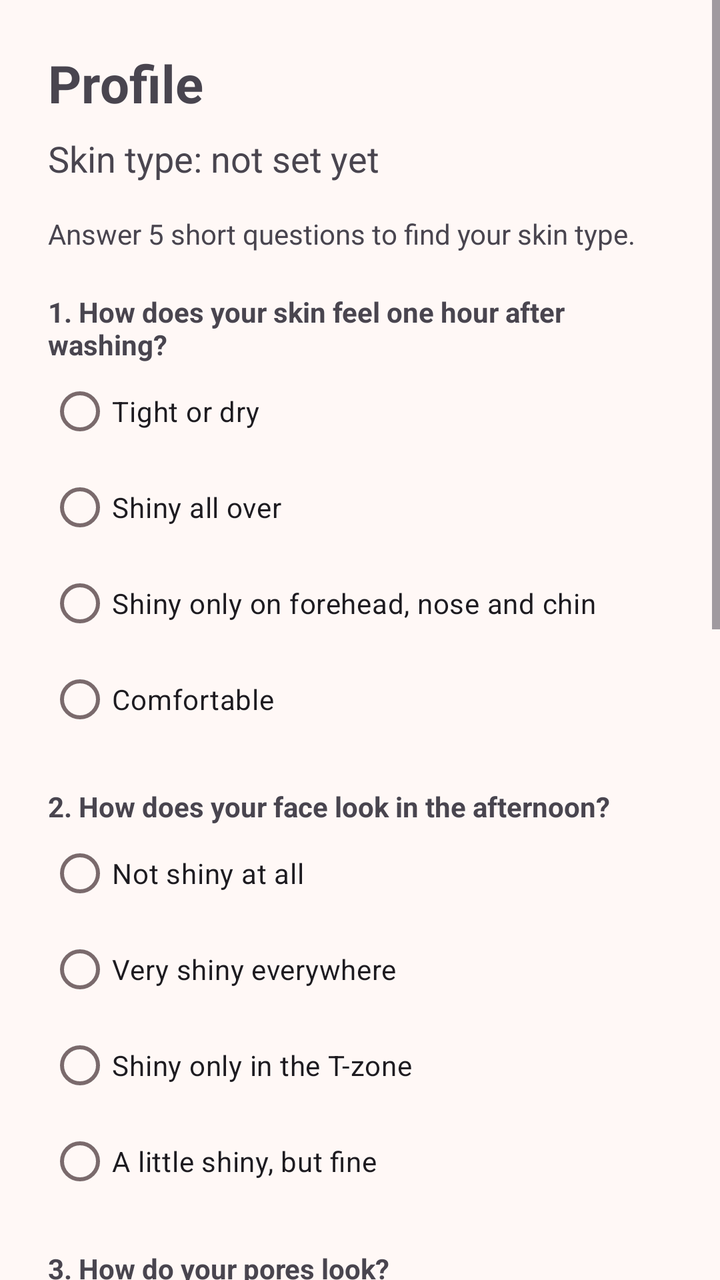
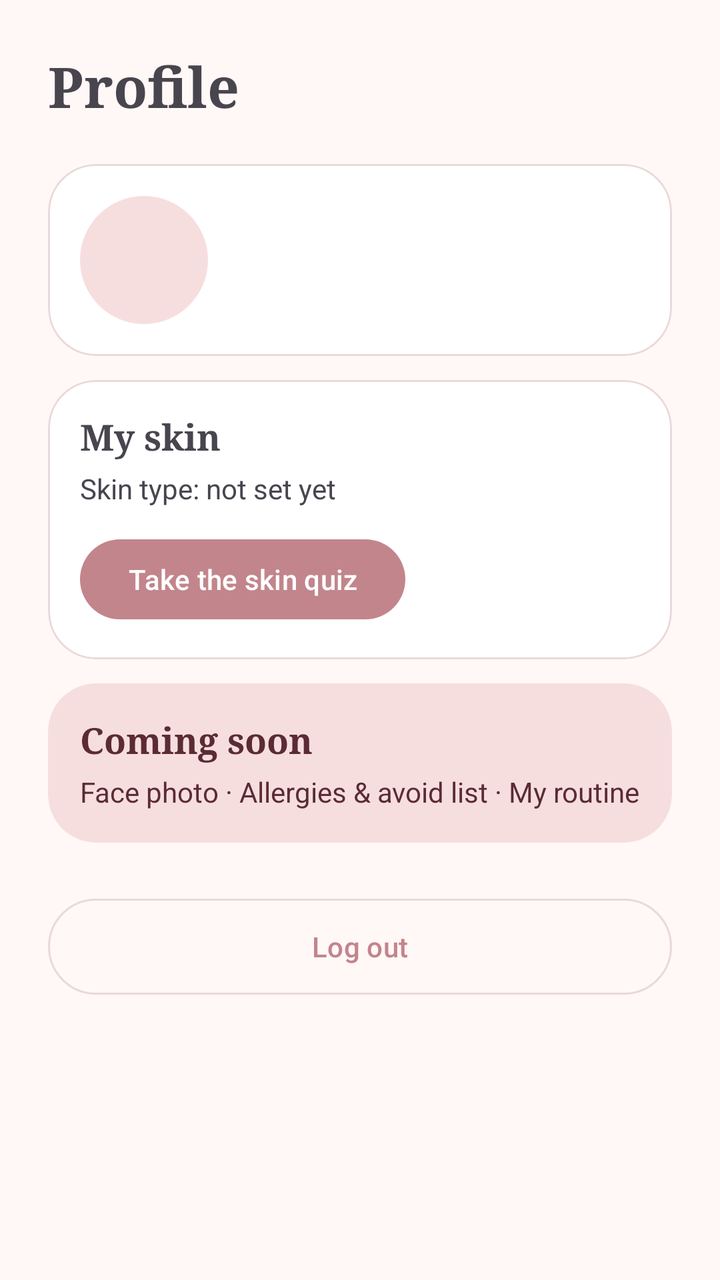

The first picture is an Android layout as it rendered before a commit; the second is the same layout after the commit. The layout source and the unified diff follow.
<!-- AndroidManifest.xml: application theme Theme.SkinCheck -->
<!-- res/layout/fragment_profile.xml -->
<?xml version="1.0" encoding="utf-8"?>
<ScrollView xmlns:android="http://schemas.android.com/apk/res/android"
    xmlns:app="http://schemas.android.com/apk/res-auto"
    android:layout_width="match_parent"
    android:layout_height="match_parent">

    <LinearLayout
        android:layout_width="match_parent"
        android:layout_height="wrap_content"
        android:orientation="vertical"
        android:padding="24dp">

        <TextView
            android:layout_width="wrap_content"
            android:layout_height="wrap_content"
            android:text="@string/nav_profile"
            android:textSize="26sp"
            android:textStyle="bold" />

        <TextView
            android:id="@+id/txt_skin_type"
            android:layout_width="wrap_content"
            android:layout_height="wrap_content"
            android:layout_marginTop="8dp"
            android:text="@string/profile_skin_type_none"
            android:textSize="18sp" />

        <TextView
            android:layout_width="wrap_content"
            android:layout_height="wrap_content"
            android:layout_marginTop="16dp"
            android:text="@string/profile_quiz_hint" />

        
        <TextView
            android:layout_width="wrap_content"
            android:layout_height="wrap_content"
            android:layout_marginTop="20dp"
            android:text="@string/q1"
            android:textStyle="bold" />

        <RadioGroup
            android:id="@+id/rg_q1"
            android:layout_width="match_parent"
            android:layout_height="wrap_content">
            <RadioButton android:layout_width="wrap_content" android:layout_height="wrap_content" android:tag="dry" android:text="@string/q1_dry" />
            <RadioButton android:layout_width="wrap_content" android:layout_height="wrap_content" android:tag="oily" android:text="@string/q1_oily" />
            <RadioButton android:layout_width="wrap_content" android:layout_height="wrap_content" android:tag="combination" android:text="@string/q1_combo" />
            <RadioButton android:layout_width="wrap_content" android:layout_height="wrap_content" android:tag="normal" android:text="@string/q1_normal" />
        </RadioGroup>

        
        <TextView
            android:layout_width="wrap_content"
            android:layout_height="wrap_content"
            android:layout_marginTop="20dp"
            android:text="@string/q2"
            android:textStyle="bold" />

        <RadioGroup
            android:id="@+id/rg_q2"
            android:layout_width="match_parent"
            android:layout_height="wrap_content">
            <RadioButton android:layout_width="wrap_content" android:layout_height="wrap_content" android:tag="dry" android:text="@string/q2_dry" />
            <RadioButton android:layout_width="wrap_content" android:layout_height="wrap_content" android:tag="oily" android:text="@string/q2_oily" />
            <RadioButton android:layout_width="wrap_content" android:layout_height="wrap_content" android:tag="combination" android:text="@string/q2_combo" />
            <RadioButton android:layout_width="wrap_content" android:layout_height="wrap_content" android:tag="normal" android:text="@string/q2_normal" />
        </RadioGroup>

        
        <TextView
            android:layout_width="wrap_content"
            android:layout_height="wrap_content"
            android:layout_marginTop="20dp"
            android:text="@string/q3"
            android:textStyle="bold" />

        <RadioGroup
            android:id="@+id/rg_q3"
            android:layout_width="match_parent"
            android:layout_height="wrap_content">
            <RadioButton android:layout_width="wrap_content" android:layout_height="wrap_content" android:tag="dry" android:text="@string/q3_dry" />
            <RadioButton android:layout_width="wrap_content" android:layout_height="wrap_content" android:tag="oily" android:text="@string/q3_oily" />
            <RadioButton android:layout_width="wrap_content" android:layout_height="wrap_content" android:tag="combination" android:text="@string/q3_combo" />
            <RadioButton android:layout_width="wrap_content" android:layout_height="wrap_content" android:tag="normal" android:text="@string/q3_normal" />
        </RadioGroup>

        
        <TextView
            android:layout_width="wrap_content"
            android:layout_height="wrap_content"
            android:layout_marginTop="20dp"
            android:text="@string/q4"
            android:textStyle="bold" />

        <RadioGroup
            android:id="@+id/rg_q4"
            android:layout_width="match_parent"
            android:layout_height="wrap_content">
            <RadioButton android:layout_width="wrap_content" android:layout_height="wrap_content" android:tag="dry" android:text="@string/q4_dry" />
            <RadioButton android:layout_width="wrap_content" android:layout_height="wrap_content" android:tag="oily" android:text="@string/q4_oily" />
            <RadioButton android:layout_width="wrap_content" android:layout_height="wrap_content" android:tag="combination" android:text="@string/q4_combo" />
            <RadioButton android:layout_width="wrap_content" android:layout_height="wrap_content" android:tag="normal" android:text="@string/q4_normal" />
        </RadioGroup>

        
        <TextView
            android:layout_width="wrap_content"
            android:layout_height="wrap_content"
            android:layout_marginTop="20dp"
            android:text="@string/q5"
            android:textStyle="bold" />

        <RadioGroup
            android:id="@+id/rg_q5"
            android:layout_width="match_parent"
            android:layout_height="wrap_content"
            android:orientation="horizontal">
            <RadioButton android:layout_width="wrap_content" android:layout_height="wrap_content" android:tag="yes" android:text="@string/q5_yes" />
            <RadioButton android:layout_width="wrap_content" android:layout_height="wrap_content" android:layout_marginStart="24dp" android:tag="no" android:text="@string/q5_no" />
        </RadioGroup>

        <com.google.android.material.button.MaterialButton
            android:id="@+id/btn_calculate"
            android:layout_width="match_parent"
            android:layout_height="56dp"
            android:layout_marginTop="24dp"
            android:text="@string/btn_calculate"
            app:backgroundTint="#C2858C"
            app:cornerRadius="28dp" />

        <TextView
            android:layout_width="wrap_content"
            android:layout_height="wrap_content"
            android:layout_marginTop="12dp"
            android:text="@string/quiz_disclaimer"
            android:textSize="12sp" />
    </LinearLayout>
</ScrollView>
<!-- resources referenced by this layout -->
<resources>
  <string name="btn_calculate">Show my skin type</string>
  <string name="nav_profile">Profile</string>
  <string name="profile_quiz_hint">Answer 5 short questions to find your skin type.</string>
  <string name="profile_skin_type_none">Skin type: not set yet</string>
  <string name="q1">1. How does your skin feel one hour after washing?</string>
  <string name="q1_combo">Shiny only on forehead, nose and chin</string>
  <string name="q1_dry">Tight or dry</string>
  <string name="q1_normal">Comfortable</string>
  <string name="q1_oily">Shiny all over</string>
  <string name="q2">2. How does your face look in the afternoon?</string>
  <string name="q2_combo">Shiny only in the T-zone</string>
  <string name="q2_dry">Not shiny at all</string>
  <string name="q2_normal">A little shiny, but fine</string>
  <string name="q2_oily">Very shiny everywhere</string>
  <string name="q3">3. How do your pores look?</string>
  <string name="q3_combo">Large only on nose and forehead</string>
  <string name="q3_dry">Almost invisible</string>
  <string name="q3_normal">Small to medium</string>
  <string name="q3_oily">Large and visible everywhere</string>
  <string name="q4">4. Do you get flaky or rough patches?</string>
  <string name="q4_combo">Sometimes, on the cheeks</string>
  <string name="q4_dry">Often</string>
  <string name="q4_normal">Rarely</string>
  <string name="q4_oily">Never</string>
  <string name="q5">5. Does your skin often react to new products (redness, itching, burning)?</string>
  <string name="q5_no">No</string>
  <string name="q5_yes">Yes</string>
  <string name="quiz_disclaimer">This is only an orientation, not a medical diagnosis.</string>
  <style name="Theme.SkinCheck" parent="Base.Theme.SkinCheck" />
  <style name="Base.Theme.SkinCheck" parent="Theme.Material3.Light.NoActionBar">
          
          <item name="colorPrimary">@color/rose</item>
          <item name="colorOnPrimary">@color/white</item>
          <item name="colorPrimaryContainer">@color/rose_light</item>
          <item name="colorOnPrimaryContainer">@color/plum</item>
  
          
          <item name="colorSecondaryContainer">@color/rose_light</item>
          <item name="colorOnSecondaryContainer">@color/plum</item>
  
          
          <item name="android:colorBackground">@color/cream</item>
          <item name="colorSurface">@color/cream</item>
          <item name="colorSurfaceContainer">@color/white</item>
          <item name="colorOnSurface">@color/ink</item>
          <item name="colorOnSurfaceVariant">@color/ink_soft</item>
          <item name="colorOutline">@color/line</item>
      </style>
  <color name="rose">#FFC2858C</color>
  <color name="white">#FFFFFFFF</color>
  <color name="rose_light">#FFF6DEDF</color>
  <color name="plum">#FF5B2B33</color>
  <color name="cream">#FFFFF8F6</color>
  <color name="ink">#FF2B1F21</color>
  <color name="ink_soft">#FF7A6A6C</color>
  <color name="line">#FFEAD9DA</color>
</resources>

<!-- the commit's change to res/layout/fragment_profile.xml (unified diff, before → after) -->
@@ -13,127 +13,144 @@
         <TextView
             android:layout_width="wrap_content"
             android:layout_height="wrap_content"
+            android:fontFamily="serif"
             android:text="@string/nav_profile"
-            android:textSize="26sp"
+            android:textSize="28sp"
             android:textStyle="bold" />
 
-        <TextView
-            android:id="@+id/txt_skin_type"
-            android:layout_width="wrap_content"
+        
+        <com.google.android.material.card.MaterialCardView
+            style="@style/Widget.Material3.CardView.Outlined"
+            android:layout_width="match_parent"
             android:layout_height="wrap_content"
-            android:layout_marginTop="8dp"
-            android:text="@string/profile_skin_type_none"
-            android:textSize="18sp" />
+            android:layout_marginTop="20dp"
+            app:cardBackgroundColor="@color/white"
+            app:cardCornerRadius="24dp"
+            app:strokeColor="@color/line">
 
-        <TextView
-            android:layout_width="wrap_content"
-            android:layout_height="wrap_content"
-            android:layout_marginTop="16dp"
-            android:text="@string/profile_quiz_hint" />
+            <LinearLayout
+                android:layout_width="match_parent"
+                android:layout_height="wrap_content"
+                android:gravity="center_vertical"
+                android:orientation="horizontal"
+                android:padding="16dp">
+
+                <TextView
+                    android:id="@+id/txt_avatar"
+                    android:layout_width="64dp"
+                    android:layout_height="64dp"
+                    android:background="@drawable/bg_avatar"
+                    android:fontFamily="serif"
+                    android:gravity="center"
+                    android:textColor="@color/plum"
+                    android:textSize="28sp"
+                    android:textStyle="bold" />
+
+                <LinearLayout
+                    android:layout_width="0dp"
+                    android:layout_height="wrap_content"
+                    android:layout_marginStart="16dp"
+                    android:layout_weight="1"
+                    android:orientation="vertical">
+
+                    <TextView
+                        android:id="@+id/txt_username"
+                        android:layout_width="wrap_content"
+                        android:layout_height="wrap_content"
+                        android:textSize="20sp"
+                        android:textStyle="bold" />
+
+                    <TextView
+                        android:id="@+id/txt_email"
+                        android:layout_width="wrap_content"
+                        android:layout_height="wrap_content"
+                        android:textColor="?attr/colorOnSurfaceVariant" />
+                </LinearLayout>
+            </LinearLayout>
+        </com.google.android.material.card.MaterialCardView>
 
         
-        <TextView
-            android:layout_width="wrap_content"
+        <com.google.android.material.card.MaterialCardView
+            style="@style/Widget.Material3.CardView.Outlined"
+            android:layout_width="match_parent"
             android:layout_height="wrap_content"
-            android:layout_marginTop="20dp"
-            android:text="@string/q1"
-            android:textStyle="bold" />
+            android:layout_marginTop="12dp"
+            app:cardBackgroundColor="@color/white"
+            app:cardCornerRadius="24dp"
+            app:strokeColor="@color/line">
 
-        <RadioGroup
-            android:id="@+id/rg_q1"
-            android:layout_width="match_parent"
-            android:layout_height="wrap_content">
-            <RadioButton android:layout_width="wrap_content" android:layout_height="wrap_content" android:tag="dry" android:text="@string/q1_dry" />
-            <RadioButton android:layout_width="wrap_content" android:layout_height="wrap_content" android:tag="oily" android:text="@string/q1_oily" />
-            <RadioButton android:layout_width="wrap_content" android:layout_height="wrap_content" android:tag="combination" android:text="@string/q1_combo" />
-            <RadioButton android:layout_width="wrap_content" android:layout_height="wrap_content" android:tag="normal" android:text="@string/q1_normal" />
-        </RadioGroup>
+            <LinearLayout
+                android:layout_width="match_parent"
+                android:layout_height="wrap_content"
+                android:orientation="vertical"
+                android:padding="16dp">
+
+                <TextView
+                    android:layout_width="wrap_content"
+                    android:layout_height="wrap_content"
+                    android:fontFamily="serif"
+                    android:text="@string/card_my_skin"
+                    android:textSize="18sp"
+                    android:textStyle="bold" />
+
+                <TextView
+                    android:id="@+id/txt_my_skin"
+                    android:layout_width="wrap_content"
+                    android:layout_height="wrap_content"
+                    android:layout_marginTop="4dp"
+                    android:text="@string/profile_skin_type_none" />
+
+                <com.google.android.material.button.MaterialButton
+                    android:id="@+id/btn_quiz"
+                    android:layout_width="wrap_content"
+                    android:layout_height="wrap_content"
+                    android:layout_marginTop="12dp"
+                    android:text="@string/btn_take_quiz"
+                    app:cornerRadius="24dp" />
+            </LinearLayout>
+        </com.google.android.material.card.MaterialCardView>
 
         
-        <TextView
-            android:layout_width="wrap_content"
-            android:layout_height="wrap_content"
-            android:layout_marginTop="20dp"
-            android:text="@string/q2"
-            android:textStyle="bold" />
-
-        <RadioGroup
-            android:id="@+id/rg_q2"
-            android:layout_width="match_parent"
-            android:layout_height="wrap_content">
-            <RadioButton android:layout_width="wrap_content" android:layout_height="wrap_content" android:tag="dry" android:text="@string/q2_dry" />
-            <RadioButton android:layout_width="wrap_content" android:layout_height="wrap_content" android:tag="oily" android:text="@string/q2_oily" />
-            <RadioButton android:layout_width="wrap_content" android:layout_height="wrap_content" android:tag="combination" android:text="@string/q2_combo" />
-            <RadioButton android:layout_width="wrap_content" android:layout_height="wrap_content" android:tag="normal" android:text="@string/q2_normal" />
-        </RadioGroup>
-
-        
-        <TextView
-            android:layout_width="wrap_content"
-            android:layout_height="wrap_content"
-            android:layout_marginTop="20dp"
-            android:text="@string/q3"
-            android:textStyle="bold" />
-
-        <RadioGroup
-            android:id="@+id/rg_q3"
-            android:layout_width="match_parent"
-            android:layout_height="wrap_content">
-            <RadioButton android:layout_width="wrap_content" android:layout_height="wrap_content" android:tag="dry" android:text="@string/q3_dry" />
-            <RadioButton android:layout_width="wrap_content" android:layout_height="wrap_content" android:tag="oily" android:text="@string/q3_oily" />
-            <RadioButton android:layout_width="wrap_content" android:layout_height="wrap_content" android:tag="combination" android:text="@string/q3_combo" />
-            <RadioButton android:layout_width="wrap_content" android:layout_height="wrap_content" android:tag="normal" android:text="@string/q3_normal" />
-        </RadioGroup>
-
-        
-        <TextView
-            android:layout_width="wrap_content"
-            android:layout_height="wrap_content"
-            android:layout_marginTop="20dp"
-            android:text="@string/q4"
-            android:textStyle="bold" />
-
-        <RadioGroup
-            android:id="@+id/rg_q4"
-            android:layout_width="match_parent"
-            android:layout_height="wrap_content">
-            <RadioButton android:layout_width="wrap_content" android:layout_height="wrap_content" android:tag="dry" android:text="@string/q4_dry" />
-            <RadioButton android:layout_width="wrap_content" android:layout_height="wrap_content" android:tag="oily" android:text="@string/q4_oily" />
-            <RadioButton android:layout_width="wrap_content" android:layout_height="wrap_content" android:tag="combination" android:text="@string/q4_combo" />
-            <RadioButton android:layout_width="wrap_content" android:layout_height="wrap_content" android:tag="normal" android:text="@string/q4_normal" />
-        </RadioGroup>
-
-        
-        <TextView
-            android:layout_width="wrap_content"
-            android:layout_height="wrap_content"
-            android:layout_marginTop="20dp"
-            android:text="@string/q5"
-            android:textStyle="bold" />
-
-        <RadioGroup
-            android:id="@+id/rg_q5"
+        <com.google.android.material.card.MaterialCardView
+            style="@style/Widget.Material3.CardView.Outlined"
             android:layout_width="match_parent"
             android:layout_height="wrap_content"
-            android:orientation="horizontal">
-            <RadioButton android:layout_width="wrap_content" android:layout_height="wrap_content" android:tag="yes" android:text="@string/q5_yes" />
-            <RadioButton android:layout_width="wrap_content" android:layout_height="wrap_content" android:layout_marginStart="24dp" android:tag="no" android:text="@string/q5_no" />
-        </RadioGroup>
+            android:layout_marginTop="12dp"
+            app:cardBackgroundColor="@color/rose_light"
+            app:cardCornerRadius="24dp"
+            app:strokeWidth="0dp">
+
+            <LinearLayout
+                android:layout_width="match_parent"
+                android:layout_height="wrap_content"
+                android:orientation="vertical"
+                android:padding="16dp">
+
+                <TextView
+                    android:layout_width="wrap_content"
+                    android:layout_height="wrap_content"
+                    android:fontFamily="serif"
+                    android:text="@string/card_coming_soon"
+                    android:textColor="@color/plum"
+                    android:textSize="18sp"
+                    android:textStyle="bold" />
+
+                <TextView
+                    android:layout_width="wrap_content"
+                    android:layout_height="wrap_content"
+                    android:layout_marginTop="4dp"
+                    android:text="@string/card_coming_soon_desc"
+                    android:textColor="@color/plum" />
+            </LinearLayout>
+        </com.google.android.material.card.MaterialCardView>
 
         <com.google.android.material.button.MaterialButton
-            android:id="@+id/btn_calculate"
+            android:id="@+id/btn_logout"
+            style="@style/Widget.Material3.Button.OutlinedButton"
             android:layout_width="match_parent"
             android:layout_height="56dp"
             android:layout_marginTop="24dp"
-            android:text="@string/btn_calculate"
-            app:backgroundTint="#C2858C"
+            android:text="@string/btn_logout"
             app:cornerRadius="28dp" />
-
-        <TextView
-            android:layout_width="wrap_content"
-            android:layout_height="wrap_content"
-            android:layout_marginTop="12dp"
-            android:text="@string/quiz_disclaimer"
-            android:textSize="12sp" />
     </LinearLayout>
 </ScrollView>
<!-- resource entries referenced after the edit -->
@@ -1,33 +1,7 @@
 <!-- resources referenced by this layout -->
 <resources>
-  <string name="btn_calculate">Show my skin type</string>
   <string name="nav_profile">Profile</string>
-  <string name="profile_quiz_hint">Answer 5 short questions to find your skin type.</string>
   <string name="profile_skin_type_none">Skin type: not set yet</string>
-  <string name="q1">1. How does your skin feel one hour after washing?</string>
-  <string name="q1_combo">Shiny only on forehead, nose and chin</string>
-  <string name="q1_dry">Tight or dry</string>
-  <string name="q1_normal">Comfortable</string>
-  <string name="q1_oily">Shiny all over</string>
-  <string name="q2">2. How does your face look in the afternoon?</string>
-  <string name="q2_combo">Shiny only in the T-zone</string>
-  <string name="q2_dry">Not shiny at all</string>
-  <string name="q2_normal">A little shiny, but fine</string>
-  <string name="q2_oily">Very shiny everywhere</string>
-  <string name="q3">3. How do your pores look?</string>
-  <string name="q3_combo">Large only on nose and forehead</string>
-  <string name="q3_dry">Almost invisible</string>
-  <string name="q3_normal">Small to medium</string>
-  <string name="q3_oily">Large and visible everywhere</string>
-  <string name="q4">4. Do you get flaky or rough patches?</string>
-  <string name="q4_combo">Sometimes, on the cheeks</string>
-  <string name="q4_dry">Often</string>
-  <string name="q4_normal">Rarely</string>
-  <string name="q4_oily">Never</string>
-  <string name="q5">5. Does your skin often react to new products (redness, itching, burning)?</string>
-  <string name="q5_no">No</string>
-  <string name="q5_yes">Yes</string>
-  <string name="quiz_disclaimer">This is only an orientation, not a medical diagnosis.</string>
   <style name="Theme.SkinCheck" parent="Base.Theme.SkinCheck" />
   <style name="Base.Theme.SkinCheck" parent="Theme.Material3.Light.NoActionBar">
           
@@ -50,6 +24,17 @@
       </style>
   <color name="rose">#FFC2858C</color>
   <color name="white">#FFFFFFFF</color>
+  <!-- drawable bg_avatar (drawable) -->
+  <?xml version="1.0" encoding="utf-8"?>
+  <shape xmlns:android="http://schemas.android.com/apk/res/android"
+      android:shape="oval">
+      <solid android:color="@color/rose_light" />
+  </shape>
+  <string name="btn_logout">Log out</string>
+  <string name="btn_take_quiz">Take the skin quiz</string>
+  <string name="card_coming_soon">Coming soon</string>
+  <string name="card_coming_soon_desc">Face photo · Allergies &amp; avoid list · My routine</string>
+  <string name="card_my_skin">My skin</string>
   <color name="rose_light">#FFF6DEDF</color>
   <color name="plum">#FF5B2B33</color>
   <color name="cream">#FFFFF8F6</color>
